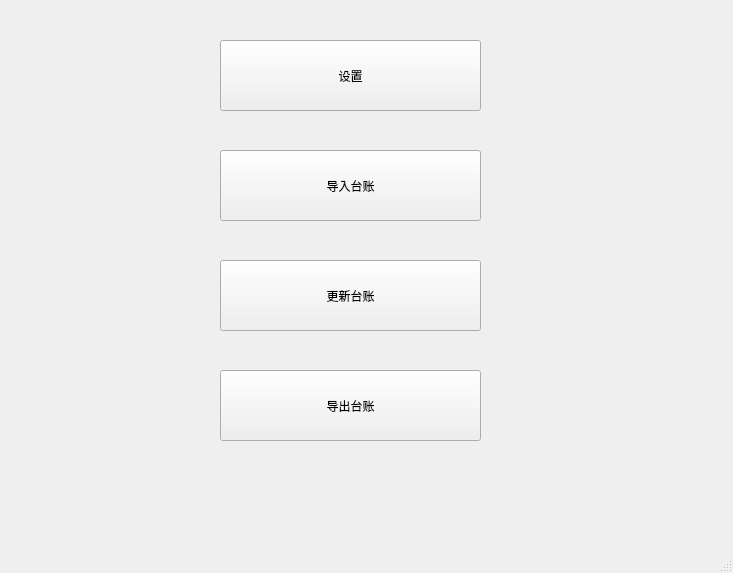
The window that mainwindow.ui (hclspring/AssetTableManager) describes before a commit, drawn with Qt 5.
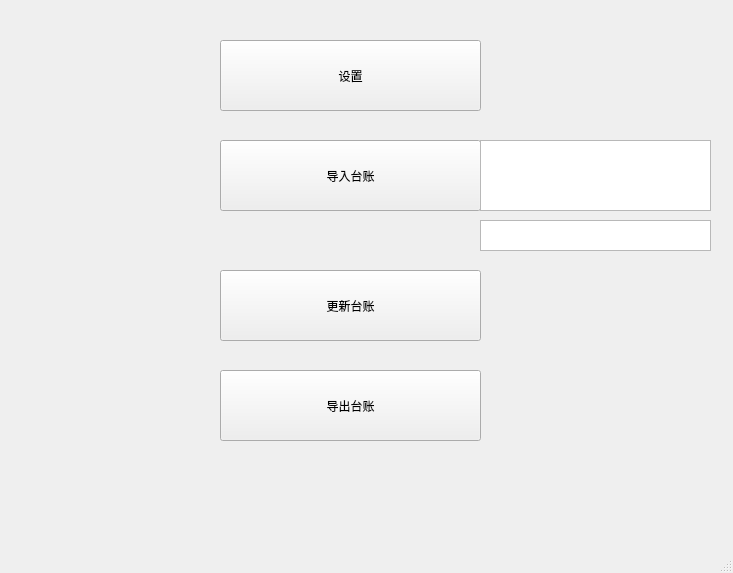
The same window after the commit.

Patch:
```diff
--- a/mainwindow.ui
+++ b/mainwindow.ui
@@ -34,7 +34,7 @@
     <property name="geometry">
      <rect>
       <x>220</x>
-      <y>150</y>
+      <y>140</y>
       <width>261</width>
       <height>71</height>
      </rect>
@@ -66,7 +66,7 @@
     <property name="geometry">
      <rect>
       <x>220</x>
-      <y>260</y>
+      <y>270</y>
       <width>261</width>
       <height>71</height>
      </rect>
@@ -78,6 +78,26 @@
      <bool>false</bool>
     </property>
    </widget>
+   <widget class="QTextBrowser" name="bookFilePathNameTextBrowser">
+    <property name="geometry">
+     <rect>
+      <x>480</x>
+      <y>140</y>
+      <width>231</width>
+      <height>71</height>
+     </rect>
+    </property>
+   </widget>
+   <widget class="QTextBrowser" name="bookNameTextBrowser">
+    <property name="geometry">
+     <rect>
+      <x>480</x>
+      <y>220</y>
+      <width>231</width>
+      <height>31</height>
+     </rect>
+    </property>
+   </widget>
   </widget>
   <widget class="QMenuBar" name="menubar">
    <property name="geometry">
```
